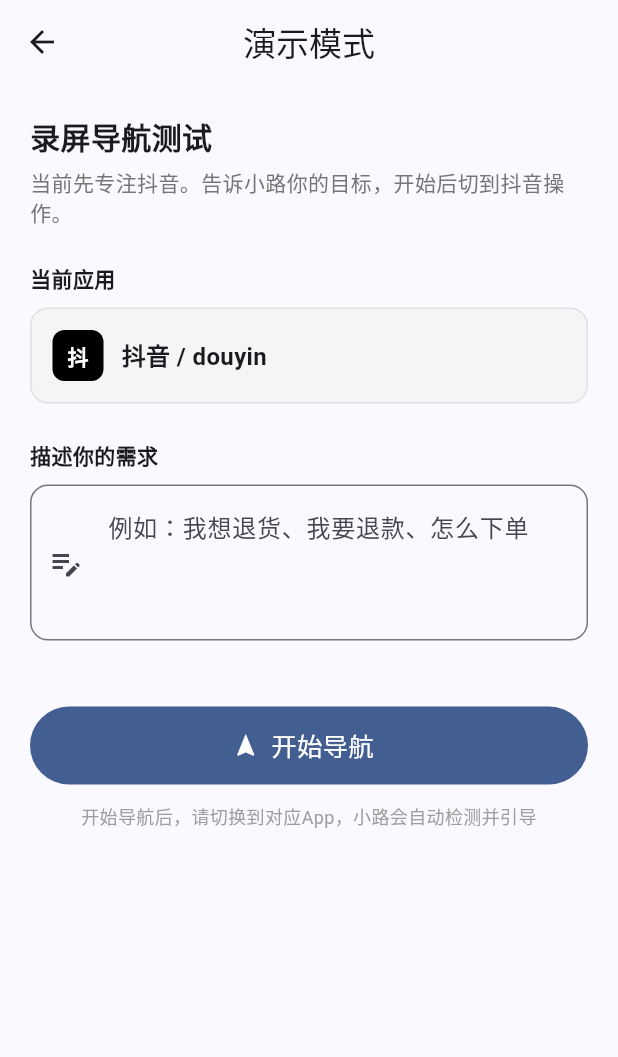
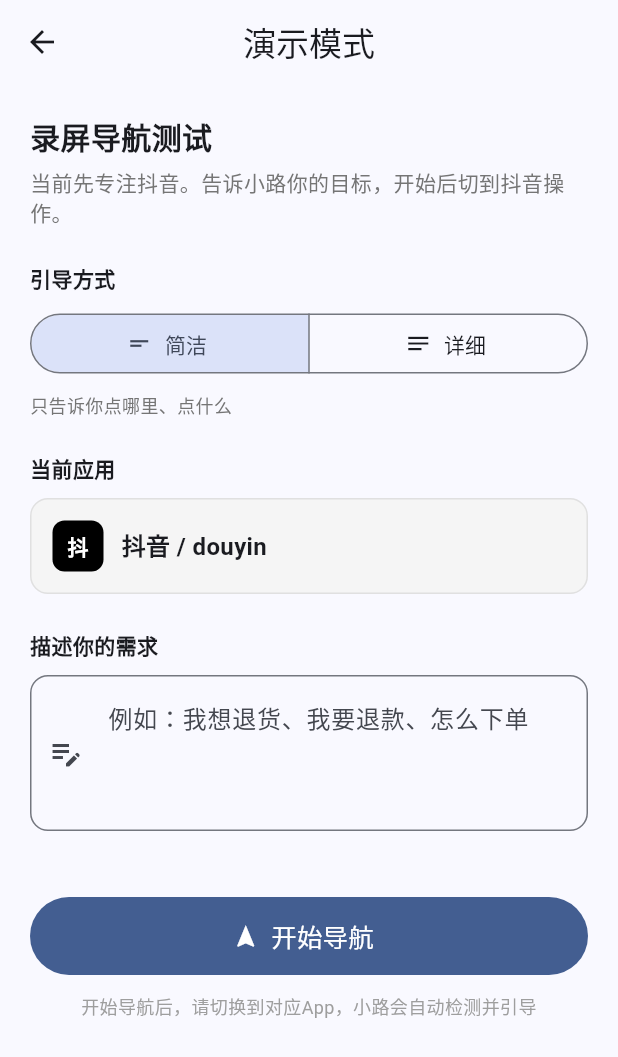
Before and after one commit to looplulu/intermap, a Flutter app: the CaptureModePage screen opened directly, after a tap on "实际导航测试演示", on a phone screen of 412 x 824 dp. Shown: the top 1057 px of the screen. Run offline on Flutter 3.47's test engine with Material 3 defaults, Android fonts, the phone set to English and light mode, and no system bars; our stand-ins replace flutter_tts; missing offline and left inert: flutter_accessibility_service.

Commit message:
小路1.0.08 阶段备份

```diff
--- a/App/lib/main.dart
+++ b/App/lib/main.dart
@@ -8,6 +8,7 @@ import 'package:http/http.dart' as http;
 import 'models/nav_event.dart';
 import 'services/accessibility_manager.dart';
 import 'services/hd_map.dart';
+import 'services/guidance_style.dart';
 import 'services/navigation_session.dart';
 import 'services/screen_capture_service.dart';
 import 'services/screen_nav_session.dart';
@@ -72,6 +73,7 @@ class AppViewModel extends ChangeNotifier {
 
   /// 导航模式：screen（默认录屏）或 a11y（无障碍）
   String _navMode = 'screen';
+  GuidanceStyle _guidanceStyle = GuidanceStyle.concise;
 
   bool _a11yGranted = false;
   String _currentGuidance = '';
@@ -93,6 +95,7 @@ class AppViewModel extends ChangeNotifier {
 
   bool get a11yGranted => _a11yGranted;
   String get navMode => _navMode;
+  GuidanceStyle get guidanceStyle => _guidanceStyle;
   SessionStatus get sessionStatus => _navMode == 'screen'
       ? (_screenNavComplete
             ? SessionStatus.complete
@@ -123,10 +126,20 @@ class AppViewModel extends ChangeNotifier {
     notifyListeners();
   }
 
+  void setGuidanceStyle(GuidanceStyle style) {
+    if (_guidanceStyle == style) return;
+    _guidanceStyle = style;
+    _navSession.setGuidanceStyle(style);
+    _screenNavSession.setGuidanceStyle(style);
+    notifyListeners();
+  }
+
   Future<void> init() async {
     _hdMap.addFlow(douyinRefundFlow);
     await _tts.init();
     _screenNavSession.setTts(_tts);
+    _navSession.setGuidanceStyle(_guidanceStyle);
+    _screenNavSession.setGuidanceStyle(_guidanceStyle);
     _navSession.setDependencies(
       hdMap: _hdMap,
       onGuidance: _onNavGuidance,
@@ -260,7 +273,10 @@ class AppViewModel extends ChangeNotifier {
   }
 
   Future<void> testVoice() async {
-    await _tts.speak('小路语音正常，我会用自然的女声为你做实时导航。');
+    final text = _guidanceStyle == GuidanceStyle.concise
+        ? '点右下角的我。'
+        : '当前是抖音首页，点击右下角的我，就会进入个人中心。';
+    await _tts.speak(text);
   }
 
   /// ── 训练模式 ──
@@ -1030,6 +1046,41 @@ class _DemoModePageState extends State<DemoModePage> {
             Text(
               '当前先专注抖音。告诉小路你的目标，开始后切到抖音操作。',
               style: TextStyle(color: Colors.grey[600], fontSize: 14),
+            ),
+            const SizedBox(height: 24),
+
+            const Text(
+              '引导方式',
+              style: TextStyle(fontWeight: FontWeight.w600, fontSize: 14),
+            ),
+            const SizedBox(height: 10),
+            SizedBox(
+              width: double.infinity,
+              child: SegmentedButton<GuidanceStyle>(
+                segments: GuidanceStyle.values
+                    .map(
+                      (style) => ButtonSegment<GuidanceStyle>(
+                        value: style,
+                        label: Text(style.label),
+                        icon: Icon(
+                          style == GuidanceStyle.concise
+                              ? Icons.short_text
+                              : Icons.notes,
+                        ),
+                      ),
+                    )
+                    .toList(),
+                selected: {vm.guidanceStyle},
+                showSelectedIcon: false,
+                onSelectionChanged: (selection) {
+                  vm.setGuidanceStyle(selection.first);
+                },
+              ),
+            ),
+            const SizedBox(height: 8),
+            Text(
+              vm.guidanceStyle.description,
+              style: TextStyle(color: Colors.grey[600], fontSize: 12),
             ),
             const SizedBox(height: 24),
 
--- a/App/lib/services/hd_map.dart
+++ b/App/lib/services/hd_map.dart
@@ -23,6 +23,10 @@ class HDMap {
 
   GoldenFlow? getFlow(String app, String task) {
     return _flows['${app}_$task'];
+  }
+
+  FlowNode? getNode(String nodeId, String app, String task) {
+    return getFlow(app, task)?.getNode(nodeId);
   }
 
   /// 匹配节点 —— 优先用控件ID匹配，降级到文本匹配
```
Also changed, not shown: App/lib/services/guidance_style.dart (added, +108 -0 lines), App/lib/services/navigation_session.dart (+20 -4 lines), App/lib/services/screen_nav_session.dart (+13 -8 lines), 3 other files.
